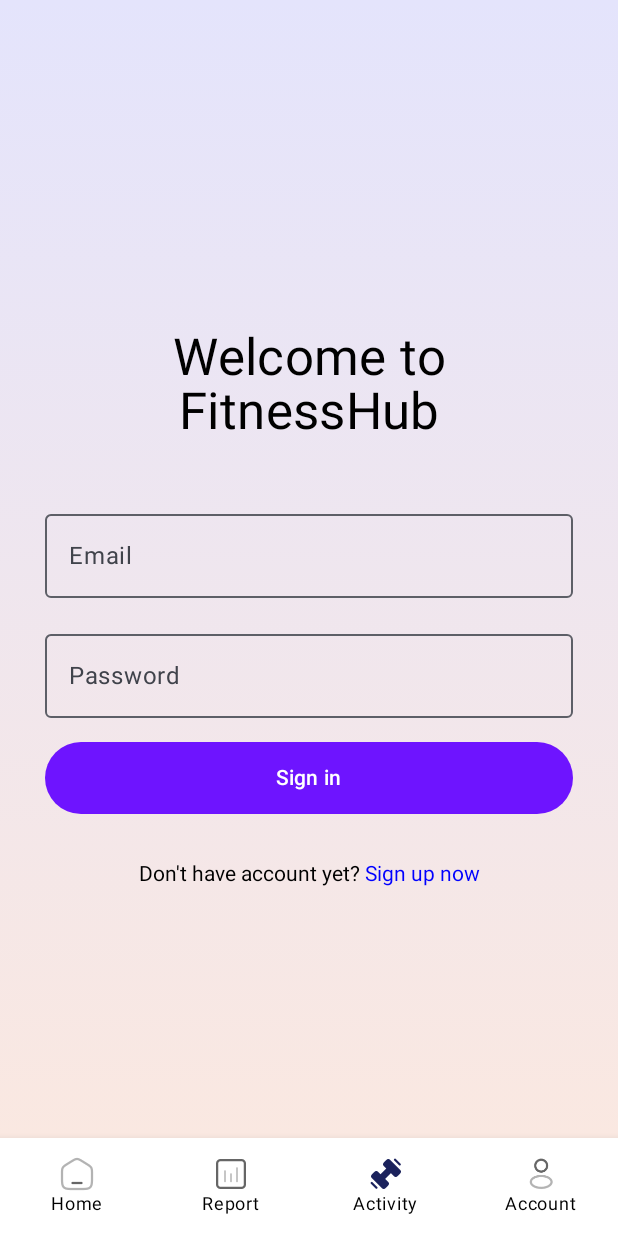
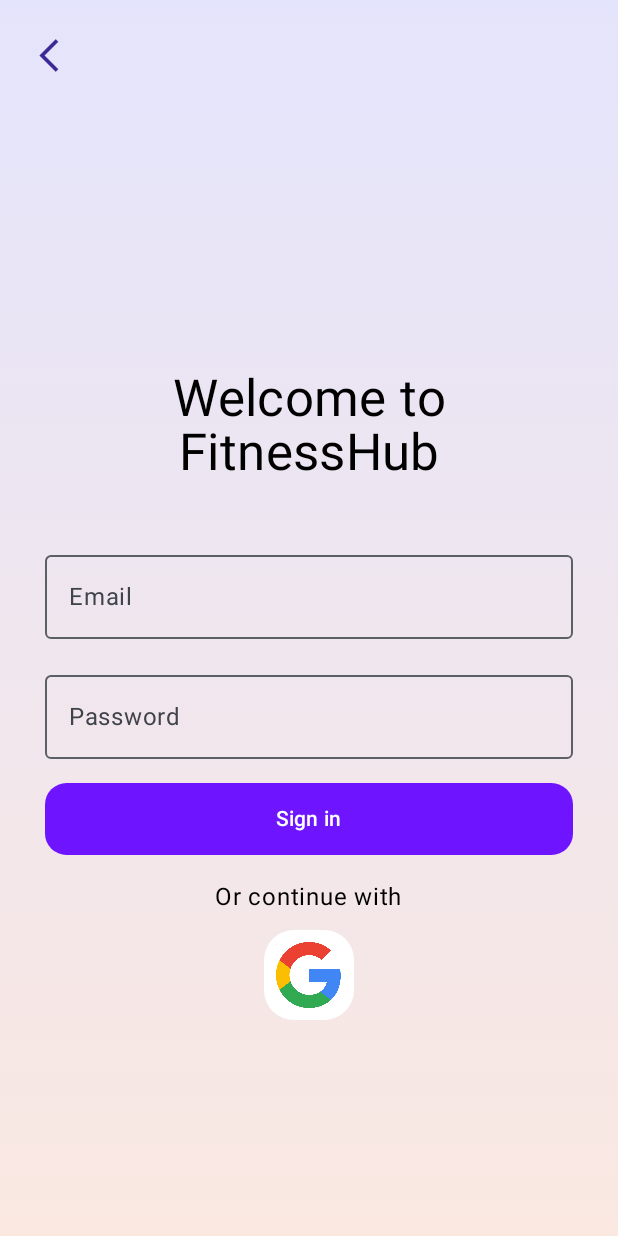
Before and after one commit to Wenshuang-Zhang/FIT5046_Group10, an Android app built with Jetpack Compose: the LoginScreen screen opened through its navigation route, on a phone screen of 412 x 824 dp. Run offline under Robolectric (Android 15) with nearby library versions, the phone set to English and light mode, and no system bars; our stand-ins replace Firebase (no records; nobody signed in at launch, a user with empty details on screens opened directly).

Commit message:
Add welcomeScreen, Update Login and Signup, Link every page, Add google Firebase.

```diff
--- a/FIT5046_A1/app/src/main/java/com/example/a1/LoginScreen.kt
+++ b/FIT5046_A1/app/src/main/java/com/example/a1/LoginScreen.kt
@@ -1,4 +1,7 @@
+import android.widget.Toast
+import androidx.compose.foundation.Image
 import androidx.compose.foundation.background
+import androidx.compose.foundation.clickable
 import androidx.compose.foundation.layout.*
 import androidx.compose.foundation.shape.RoundedCornerShape
 import androidx.compose.foundation.text.ClickableText
@@ -19,12 +22,17 @@ import androidx.compose.material3.Button
 
 import androidx.compose.material3.Text
 import androidx.compose.ui.graphics.Brush
+import androidx.compose.ui.res.painterResource
 import androidx.compose.ui.text.input.KeyboardType
+import androidx.navigation.NavHostController
+import com.example.a1.R
 import com.example.a1.SignUpScreen
+import com.example.a1.showDatePicker
+
 
 
 @Composable
-fun LoginScreen() {
+fun LoginScreen(navController: NavHostController) {
     var email by remember { mutableStateOf("") }
     var password by remember { mutableStateOf("") }
 
@@ -43,6 +51,25 @@ fun LoginScreen() {
         verticalArrangement = Arrangement.Center
 
     ) {
+        //back icon
+        Box(
+            contentAlignment = Alignment.TopStart, // 将内容对齐到左上角
+            modifier = Modifier
+                .fillMaxWidth()
+                .padding(top = 22.dp, start = 18.dp) // 在顶部和开始（左边）添加内边距
+        ) {
+            androidx.compose.material3.Icon(
+                painter = painterResource(id = R.drawable.back),
+                contentDescription = "Back Icon",
+                tint = Color.Unspecified,
+                modifier = Modifier
+                    .size(30.dp)
+                    .clickable {
+                        navController.popBackStack()
+                    }
+            )
+        }
+
         Column(
             modifier = Modifier
                 .fillMaxSize()
@@ -75,52 +102,69 @@ fun LoginScreen() {
                 visualTransformation = PasswordVisualTransformation(),
                 keyboardOptions = KeyboardOptions(keyboardType = KeyboardType.Password)
             )
+
+            //login button
             Spacer(modifier = Modifier.height(16.dp))
             Button(
-                onClick = { /* TODO: Handle sign in */ },
+                onClick = {
+                    navController.navigate("home") {
+                    popUpTo("login") { inclusive = true }
+                } },
                 modifier = Modifier
                     .fillMaxWidth()
                     .height(48.dp),
-                shape = RoundedCornerShape(50),
+                shape = RoundedCornerShape(30),
                 colors = ButtonDefaults.buttonColors(containerColor = Color(0xFF6E14FF))
             ) {
                 Text(text = "Sign in", color = Color.White)
             }
 
+            //google sign in icon
             Spacer(modifier = Modifier.height(16.dp))
-//            Row(
-//                horizontalArrangement = Arrangement.SpaceEvenly,
-//                modifier = Modifier.fillMaxWidth()
+            Text(text = "Or continue with")
+
+            Spacer(modifier = Modifier.height(10.dp))
+            Box(
+                contentAlignment = Alignment.Center,
+                modifier = Modifier
+                    .size(width = 60.dp, height = 60.dp)
+                    .background(color = Color.White, shape = RoundedCornerShape(20.dp))
+                    .clickable {  }
+            ){
+                Row(
+                    horizontalArrangement = Arrangement.SpaceEvenly,
+                    modifier = Modifier.fillMaxWidth()
+                ) {
+
+                    Image(
+                        painter = painterResource(id = R.drawable.g),
+                        contentDescription = "Google Login",
+                        modifier = Modifier
+                            .size(48.dp)
+                    )
+                }
+
+            }
+
+            //jump to Sign up
+//            Spacer(modifier = Modifier.height(16.dp))
+//
+//            //sign up button
+//            Text(
+//                text = "Don't have account yet? "
+//            )
+//            Spacer(modifier = Modifier.height(10.dp))
+//            Button(
+//                onClick = { navController.navigate("signup") },
+//                modifier = Modifier
+//                    .width(200.dp)
+//                    .height(48.dp),
+//                shape = RoundedCornerShape(30),
+//                colors = ButtonDefaults.buttonColors(containerColor = Color(0xFF909EEA))
 //            ) {
-//                Image(
-//                    painter = painterResource(id = R.drawable.f),
-//                    contentDescription = "Facebook Login",
-//                    modifier = Modifier
-//                        .size(48.dp)
-//                        .clickable { /* Handle Facebook Login */ }
-//                )
-//                Image(
-//                    painter = painterResource(id = R.drawable.g),
-//                    contentDescription = "Google Login",
-//                    modifier = Modifier
-//                        .size(48.dp)
-//                        .clickable { /* Handle Google Login */ }
-//                )
+//                Text(text = "Sign up now", color = Color.White)
 //            }
-            Spacer(modifier = Modifier.height(16.dp))
-
-            //sign up text
-            ClickableText(
-                text = buildAnnotatedString {
-                    append("Don't have account yet? ")
-                    withStyle(style = SpanStyle(color = Color.Blue)) {
-                        append("Sign up now")
-                    }
-                },
-                onClick = { offset ->
-
-                }
-            )}
+        }
 
     }
 }
--- a/FIT5046_A1/app/src/main/java/com/example/a1/MainActivity.kt
+++ b/FIT5046_A1/app/src/main/java/com/example/a1/MainActivity.kt
@@ -39,11 +39,15 @@ import androidx.navigation.compose.NavHost
 import androidx.navigation.compose.composable
 import androidx.compose.foundation.layout.height
 import androidx.compose.foundation.layout.size
+import androidx.compose.runtime.derivedStateOf
 import androidx.compose.runtime.remember
 import androidx.navigation.compose.currentBackStackEntryAsState
+import com.google.firebase.firestore.FirebaseFirestore
 
 
 class MainActivity : ComponentActivity() {
+    val db = FirebaseFirestore.getInstance()
+
     @RequiresApi(Build.VERSION_CODES.O)
     override fun onCreate(savedInstanceState: Bundle?) {
         super.onCreate(savedInstanceState)
@@ -51,20 +55,30 @@ class MainActivity : ComponentActivity() {
             A1Theme {
                 val navController = rememberNavController()
                 val mealManager = remember { MealManager() }
+
+                val currentRoute = navController.currentBackStackEntryAsState().value?.destination?.route
+
                 Scaffold(
-                    bottomBar = { BottomNavigationBar(navController, height = 65.dp) }
+                    bottomBar = {
+                        if (currentRoute != "login" && currentRoute != "signup" && currentRoute != "welcome" && currentRoute != "addinfo") {
+                            BottomNavigationBar(navController, height = 65.dp)
+                        }
+                    }
                 ) { innerPadding ->
                     NavHost(
                         navController = navController,
-                        startDestination = "home",
+                        startDestination = "welcome",
                         modifier = Modifier.padding(innerPadding)
                     ) {
-                        //nav bar
+                        composable("welcome") { WelcomeScreen(navController) }
+                        composable("login") { LoginScreen(navController) }
+                        composable("signup") { SignUpScreen(navController) }
+                        composable("addinfo") { AddInfoScreen(navController) }
+
                         composable("home") { HomeScreen(navController) }
                         composable("report") { ReportScreen(navController)}
-                        composable("activity") { LoginScreen() }
-                        composable("account") { ProfileScreen() }
-
+                        composable("activity") { }
+                        composable("profile") { ProfileScreen(navController) }
                     }
                 }
             }
@@ -170,26 +184,26 @@ fun BottomNavigationBar(navController: NavController, height: Dp) {
                 modifier = Modifier
                     .padding(top = 6.dp),
                 icon = {
-                    if (currentRoute == "account") {
+                    if (currentRoute == "profile") {
                         Icon(
                             painterResource(id = R.drawable.account2), // 选中时的图标
-                            contentDescription = "Account2",
+                            contentDescription = "Profile2",
                             modifier = Modifier.size(24.dp),
                             tint = Color(0xFF1B225C)
                         )
                     } else {
                         Icon(
                             painterResource(id = R.drawable.account), // 未选中时的图标
-                            contentDescription = "Account",
+                            contentDescription = "Profile",
                             modifier = Modifier.size(24.dp),
                             tint = Color.Unspecified
                         )
                     }
                 },
-                label = { Text("Account", fontSize = 12.sp) },
-                selected = navController.currentDestination?.route == "account",
+                label = { Text("Profile", fontSize = 12.sp) },
+                selected = navController.currentDestination?.route == "profile",
                 onClick = {
-                    navController.navigate("account")
+                    navController.navigate("profile")
                 }
 
             )
--- /dev/null
+++ b/FIT5046_A1/app/src/main/java/com/example/a1/WelcomeScreen.kt
@@ -0,0 +1,89 @@
+package com.example.a1
+
+import androidx.compose.material.ButtonDefaults
+import androidx.compose.foundation.Image
+import androidx.compose.foundation.background
+import androidx.compose.foundation.layout.*
+import androidx.compose.material.Button
+import androidx.compose.material.Text
+import androidx.compose.runtime.Composable
+import androidx.compose.ui.Alignment
+import androidx.compose.ui.Modifier
+import androidx.compose.ui.graphics.Brush
+import androidx.compose.ui.graphics.Color
+import androidx.compose.ui.graphics.painter.Painter
+import androidx.compose.ui.layout.ContentScale
+import androidx.compose.ui.res.painterResource
+import androidx.compose.ui.text.font.FontWeight
+import androidx.compose.ui.text.style.TextAlign
+import androidx.compose.ui.unit.dp
+import androidx.compose.ui.unit.sp
+import androidx.navigation.NavController
+
+@Composable
+fun WelcomeScreen(navController: NavController) {
+
+    Box(
+        modifier = Modifier
+            .fillMaxSize(),
+    ) {
+        //background png
+        Image(
+            painter = painterResource(id = R.drawable.welcome),
+            contentDescription = null,
+            modifier = Modifier.fillMaxSize(),
+            contentScale = ContentScale.Crop // 根据需要调整缩放方式
+        )
+
+        Column(
+            modifier = Modifier
+                .fillMaxSize()
+                .padding(horizontal = 32.dp),
+            verticalArrangement = Arrangement.SpaceBetween,
+            horizontalAlignment = Alignment.CenterHorizontally
+        ) {
+            //title fitness hub
+            Spacer(modifier = Modifier.height(80.dp))
+            Text(
+                text = "FitnessHub",
+                fontSize = 46.sp,
+                fontWeight = FontWeight.Bold,
+                color = Color.White,
+                textAlign = TextAlign.Center,
+                modifier = Modifier
+                    .fillMaxWidth()
+                    .align(Alignment.CenterHorizontally)
+            )
+            Column(
+                verticalArrangement = Arrangement.SpaceEvenly,
+                horizontalAlignment = Alignment.CenterHorizontally,
+                modifier = Modifier
+                    .fillMaxWidth()
+                    .padding(32.dp)
+            ) {
+                //login button
+                Spacer(modifier = Modifier.height(450.dp))
+                Button(
+                    onClick = { navController.navigate("login") },
+                    modifier = Modifier
+                        .height(50.dp)
+                        .width(200.dp),
+                    colors = ButtonDefaults.buttonColors(backgroundColor = Color.White)
+                ) {
+                    Text("Login", color = Color(0xFF6E14FF), modifier = Modifier.padding(6.dp), fontSize = 16.sp)
+                }
+                Spacer(modifier = Modifier.height(16.dp))
+                Button(
+                    onClick = { navController.navigate("signup") },
+                    modifier = Modifier
+                        .height(50.dp)
+                        .width(200.dp),
+                    colors = ButtonDefaults.buttonColors(backgroundColor = Color.White)
+                ) {
+                    Text("Sign Up", color = Color(0xFF6E14FF), modifier = Modifier.padding(6.dp), fontSize = 16.sp)
+                }
+            }
+            Spacer(modifier = Modifier.height(50.dp))
+        }
+    }
+}
--- a/FIT5046_A1/build.gradle.kts
+++ b/FIT5046_A1/build.gradle.kts
@@ -2,4 +2,6 @@
 plugins {
     alias(libs.plugins.androidApplication) apply false
     alias(libs.plugins.jetbrainsKotlinAndroid) apply false
+    // Add the dependency for the Google services Gradle plugin
+    id("com.google.gms.google-services") version "4.4.1" apply false
 }
--- a/FIT5046_A1/gradle/libs.versions.toml
+++ b/FIT5046_A1/gradle/libs.versions.toml
@@ -10,6 +10,7 @@ activityCompose = "1.7.0"
 composeBom = "2023.08.00"
 navigationRuntimeKtx = "2.7.7"
 navigationCompose = "2.7.7"
+firebaseFirestoreKtx = "24.11.1"
 
 [libraries]
 androidx-core-ktx = { group = "androidx.core", name = "core-ktx", version.ref = "coreKtx" }
@@ -28,6 +29,7 @@ androidx-ui-test-junit4 = { group = "androidx.compose.ui", name = "ui-test-junit
 androidx-material3 = { group = "androidx.compose.material3", name = "material3" }
 androidx-navigation-runtime-ktx = { group = "androidx.navigation", name = "navigation-runtime-ktx", version.ref = "navigationRuntimeKtx" }
 androidx-navigation-compose = { group = "androidx.navigation", name = "navigation-compose", version.ref = "navigationCompose" }
+firebase-firestore-ktx = { group = "com.google.firebase", name = "firebase-firestore-ktx", version.ref = "firebaseFirestoreKtx" }
 
 [plugins]
 androidApplication = { id = "com.android.application", version.ref = "agp" }
```
Also changed, not shown: FIT5046_A1/app/build.gradle.kts (+11 -0 lines), FIT5046_A1/app/src/main/java/com/example/a1/AddInfoScreen.kt (added, +223 -0 lines), FIT5046_A1/app/src/main/java/com/example/a1/ProfileScreen.kt (+8 -4 lines), FIT5046_A1/app/src/main/java/com/example/a1/SignUpScreen.kt (+62 -39 lines), FIT5046_A1/app/src/main/res/drawable/welcome.png (added), 1 other file.
